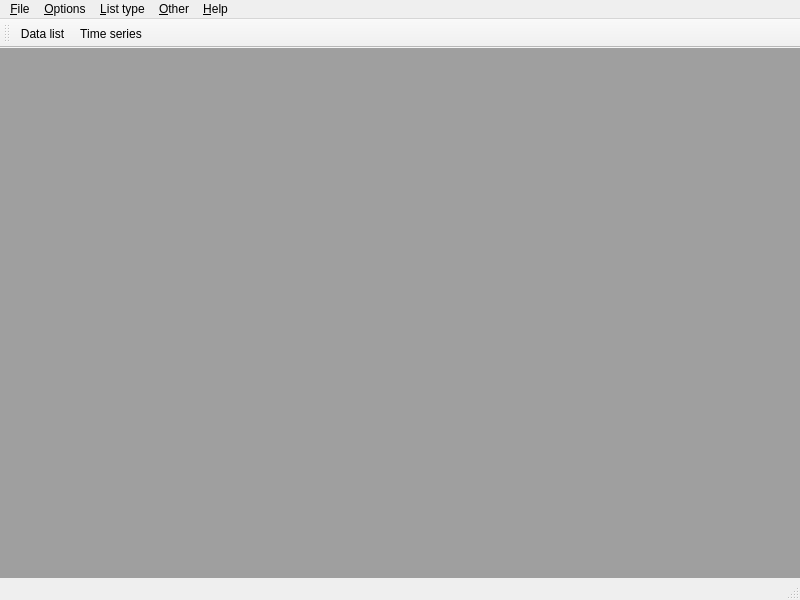
The window that src/mainwindow.ui (metno/kvhqc) describes before a commit, drawn with Qt 5.
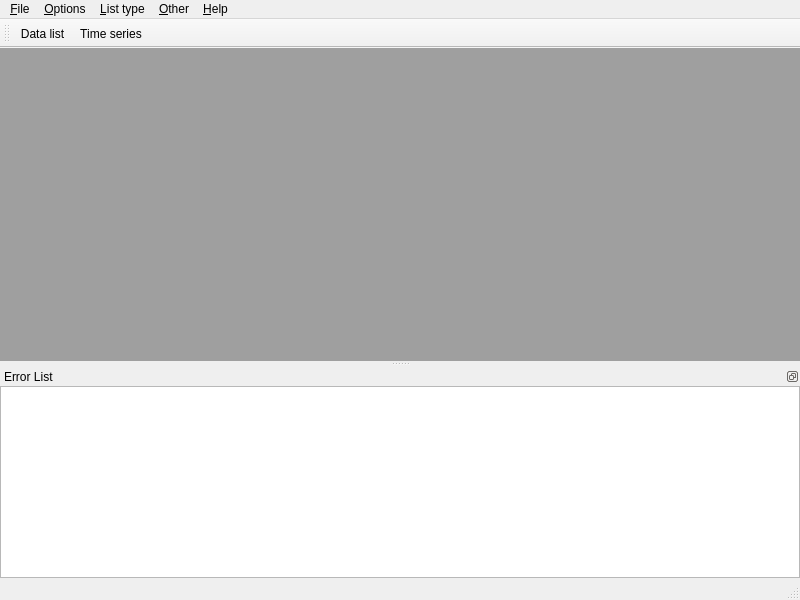
The same window after the commit. Custom widgets are drawn as their Qt base class.

Commit message: moved error list into dock widget

```diff
--- a/src/mainwindow.ui
+++ b/src/mainwindow.ui
@@ -14,7 +14,7 @@
    <string>HQC</string>
   </property>
   <widget class="QWidget" name="centralwidget">
-   <layout class="QHBoxLayout" name="horizontalLayout">
+   <layout class="QVBoxLayout" name="verticalLayout_2">
     <property name="margin">
      <number>0</number>
     </property>
@@ -113,6 +113,30 @@
    <addaction name="dataListAction"/>
    <addaction name="timeSeriesAction"/>
   </widget>
+  <widget class="QDockWidget" name="dockErrors">
+   <property name="features">
+    <set>QDockWidget::DockWidgetFloatable|QDockWidget::DockWidgetMovable</set>
+   </property>
+   <property name="windowTitle">
+    <string>Error List</string>
+   </property>
+   <attribute name="dockWidgetArea">
+    <number>8</number>
+   </attribute>
+   <widget class="QWidget" name="dockWidgetContents">
+    <layout class="QVBoxLayout" name="verticalLayout">
+     <property name="spacing">
+      <number>0</number>
+     </property>
+     <property name="margin">
+      <number>0</number>
+     </property>
+     <item>
+      <widget class="ErrorList" name="treeErrors"/>
+     </item>
+    </layout>
+   </widget>
+  </widget>
   <action name="saveAction">
    <property name="enabled">
     <bool>false</bool>
@@ -373,6 +397,13 @@
    </property>
   </action>
  </widget>
+ <customwidgets>
+  <customwidget>
+   <class>ErrorList</class>
+   <extends>QTreeView</extends>
+   <header>errorlist.h</header>
+  </customwidget>
+ </customwidgets>
  <resources/>
  <connections>
   <connection>
```
Left out of the diff: 19 changed lines with no effect on the pictures. The commit also changes 4 other files.
